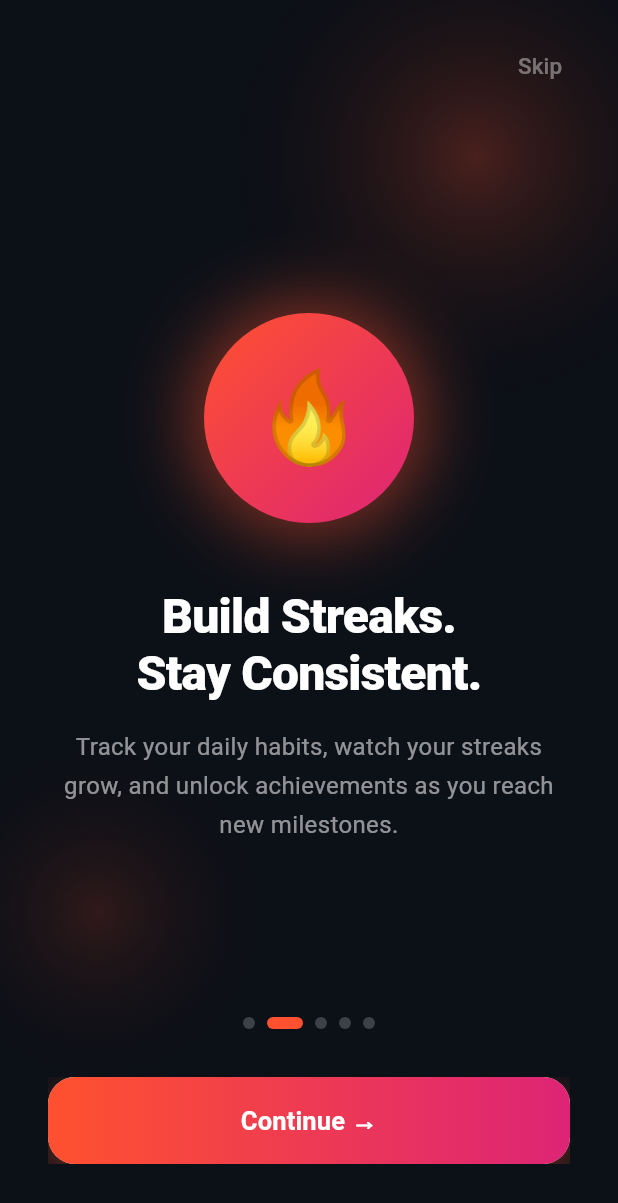
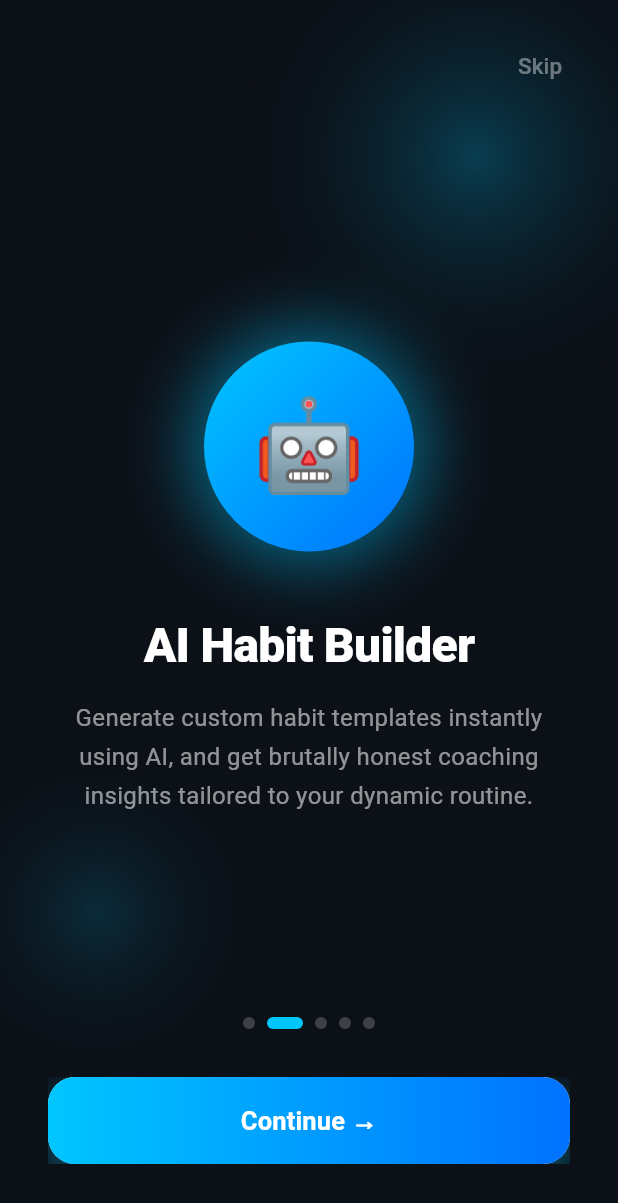
Before and after one commit to JustNako/flow, a Flutter app: the screen it shows after launch, swiped to page 2, on a phone screen of 412 x 824 dp. Shown: the top 1203 px of the screen. Run offline on Flutter 3.47's test engine with Material 3 defaults, Android fonts, the phone set to English and light mode, and no system bars; our stand-ins replace connectivity_plus, firebase_core, firebase_messaging, fl_chart, flutter_local_notifications, flutter_secure_storage and 7 more; missing offline and left inert: home_widget, purchases_flutter; accounts and stored records are empty; network calls fail.

Commit message:
Before new design

```diff
--- a/lib/models/habit.dart
+++ b/lib/models/habit.dart
@@ -283,7 +283,7 @@ class Habit {
       case HabitRepeatType.everyDay:
         return 'Every day';
       case HabitRepeatType.specificDaysOfWeek:
-        const days = ['Mo', 'Tu', 'We', 'Th', 'Fr', 'Sa', 'Su'];
+        const days = ['Su', 'Mo', 'Tu', 'We', 'Th', 'Fr', 'Sa'];
         final selected = repeatDaysOfWeek?.map((d) => days[d % 7]).join(', ') ?? '';
         return selected.isEmpty ? 'Specific days' : selected;
       case HabitRepeatType.specificDaysOfMonth:
--- a/lib/screens/habits/habit_details_screen.dart
+++ b/lib/screens/habits/habit_details_screen.dart
@@ -230,7 +230,7 @@ class _HabitDetailsScreenState extends State<HabitDetailsScreen>
     switch (_habit.repeatType) {
       case HabitRepeatType.everyDay: return 'Every day';
       case HabitRepeatType.specificDaysOfWeek:
-        const days = ['Mon', 'Tue', 'Wed', 'Thu', 'Fri', 'Sat', 'Sun'];
+        const days = ['Sun', 'Mon', 'Tue', 'Wed', 'Thu', 'Fri', 'Sat'];
         final sel = _habit.repeatDaysOfWeek?.map((d) => days[d % 7]).join(', ') ?? '';
         return sel.isEmpty ? 'Specific days of week' : sel;
       case HabitRepeatType.specificDaysOfMonth:
@@ -652,7 +652,8 @@ class _HabitDetailsScreenState extends State<HabitDetailsScreen>
     return Row(
       mainAxisAlignment: MainAxisAlignment.spaceBetween,
       children: List.generate(7, (i) {
-        final isActive = _habit.repeatDaysOfWeek?.contains(i) ?? false;
+        final d = (i + 1) % 7;
+        final isActive = _habit.repeatDaysOfWeek?.contains(d) ?? false;
         return Container(
           width: 38, height: 38,
           decoration: BoxDecoration(
--- a/lib/screens/onboarding/onboarding_screen.dart
+++ b/lib/screens/onboarding/onboarding_screen.dart
@@ -46,38 +46,38 @@ class _OnboardingScreenState extends State<OnboardingScreen>
       accentColor: Color(0xFFDA22FF),
     ),
     _OnboardingPage(
-      emoji: '🔥',
-      title: 'Build Streaks.\nStay Consistent.',
-      subtitle: 'Never break the chain',
+      emoji: '🤖',
+      title: 'AI Habit Builder',
+      subtitle: 'Smart personalized plans',
       description:
-          'Track your daily habits, watch your streaks grow, and unlock achievements as you reach new milestones.',
-      gradientColors: [Color(0xFFFF512F), Color(0xFFDD2476)],
-      accentColor: Color(0xFFFF512F),
-    ),
-    _OnboardingPage(
-      emoji: '🤖',
-      title: 'Meet Your AI Coach',
-      subtitle: 'Powered by advanced AI',
-      description:
-          'Get brutally honest, personalized weekly insights. Your coach analyzes your patterns and tells you exactly what to improve.',
+          'Generate custom habit templates instantly using AI, and get brutally honest coaching insights tailored to your dynamic routine.',
       gradientColors: [Color(0xFF00C6FF), Color(0xFF0072FF)],
       accentColor: Color(0xFF00C6FF),
     ),
     _OnboardingPage(
-      emoji: '📊',
-      title: 'Monthly Recap',
-      subtitle: 'Your progress, beautifully summarized',
+      emoji: '📱',
+      title: 'Interactive Widgets',
+      subtitle: 'Progress at a glance',
       description:
-          'Every month, get a detailed recap of your habits — streaks, completion rates, AI insights, and your best vs. worst habits. Know exactly where you stand.',
-      gradientColors: [Color(0xFFDA22FF), Color(0xFF9733EE)],
-      accentColor: Color(0xFFDA22FF),
+          'Add sleek widgets to your home screen! Track your progress and check off completed habits directly from your desktop in one tap.',
+      gradientColors: [Color(0xFFFFB75E), Color(0xFFED8F03)],
+      accentColor: Color(0xFFFFB75E),
+    ),
+    _OnboardingPage(
+      emoji: '🔥',
+      title: 'Streaks & Analytics',
+      subtitle: 'Stay consistent, stay motivated',
+      description:
+          'Watch your daily streaks grow, view beautiful monthly summaries, and analyze your performance to build unstoppable momentum.',
+      gradientColors: [Color(0xFFFF512F), Color(0xFFDD2476)],
+      accentColor: Color(0xFFFF512F),
     ),
     _OnboardingPage(
       emoji: '👥',
       title: 'Better Together',
       subtitle: 'Accountability changes everything',
       description:
-          'Add friends, share your progress, and compete on leaderboards. Having people watch makes you 65% more likely to succeed.',
+          'Add friends, share progress, and compete on leaderboards. Stay motivated and build healthy life routines together.',
       gradientColors: [Color(0xFF00E676), Color(0xFF00BFA5)],
       accentColor: Color(0xFF00E676),
     ),
--- a/pubspec.yaml
+++ b/pubspec.yaml
@@ -16,7 +16,7 @@ publish_to: 'none' # Remove this line if you wish to publish to pub.dev
 # https://developer.apple.com/library/archive/documentation/General/Reference/InfoPlistKeyReference/Articles/CoreFoundationKeys.html
 # In Windows, build-name is used as the major, minor, and patch parts
 # of the product and file versions while build-number is used as the build suffix.
-version: 1.3.0+12
+version: 2.0.0+17
 
 environment:
   sdk: ^3.11.5
```
Also changed, not shown: lib/api/api_service.dart (+12 -0 lines), lib/screens/dashboard/dashboard_screen.dart (+39 -6 lines), lib/screens/splash/splash_screen.dart (+8 -2 lines), lib/services/auth_service.dart (+11 -0 lines), lib/services/widget_service.dart (+22 -4 lines), assets/icon/app_icon.png, 33 other files.
